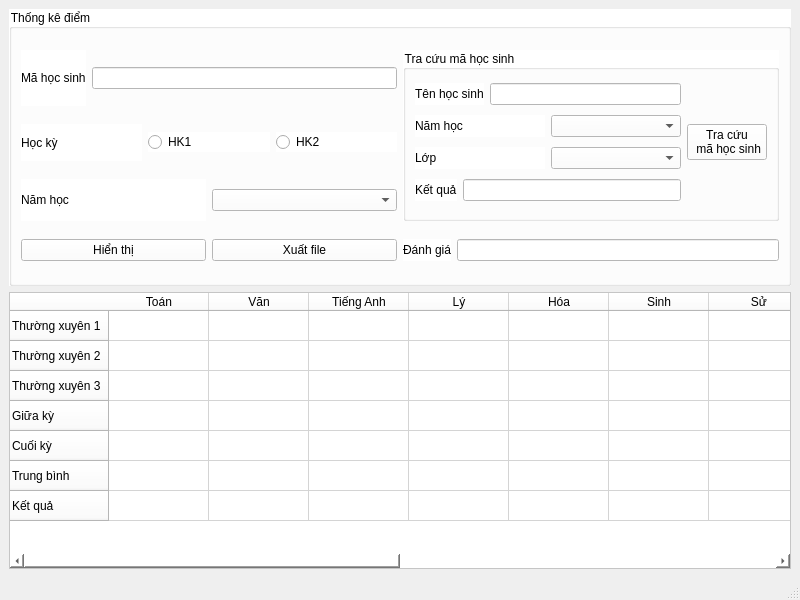
This is HongGrader/thongkediem.ui in vumari/HongGrader as Qt 5 draws it before an edit. The edited form follows.
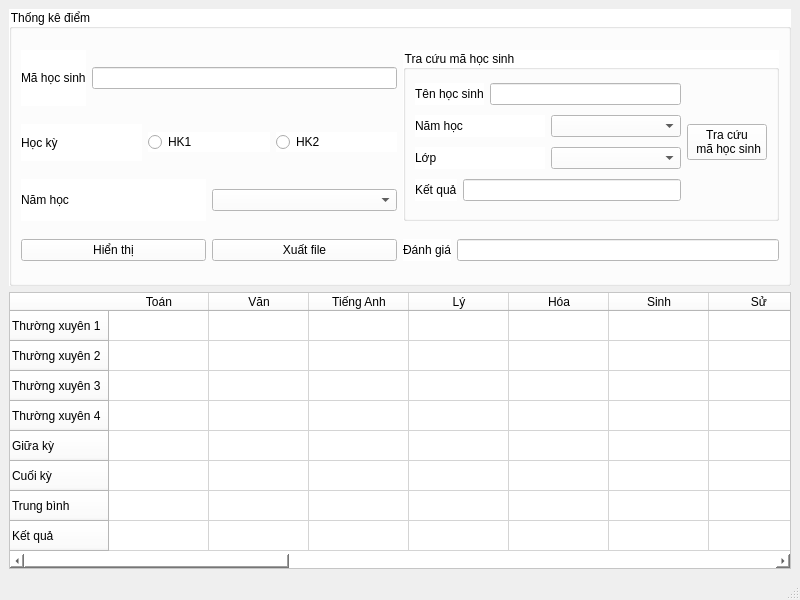
This is the edited form.

Diff of the .ui file:
```diff
--- a/HongGrader/thongkediem.ui
+++ b/HongGrader/thongkediem.ui
@@ -215,6 +215,11 @@
         <string>Thường xuyên 3</string>
        </property>
       </row>
+      <row>
+       <property name="text">
+        <string>Thường xuyên 4</string>
+       </property>
+      </row>
       <row>
        <property name="text">
         <string>Giữa kỳ </string>
@@ -277,7 +282,7 @@
       </column>
       <column>
        <property name="text">
-        <string>GDCD</string>
+        <string>GDKT-PL</string>
        </property>
       </column>
       <column>
@@ -295,6 +300,31 @@
         <string>Công nghệ</string>
        </property>
       </column>
+      <column>
+       <property name="text">
+        <string>GDQP-AN</string>
+       </property>
+      </column>
+      <column>
+       <property name="text">
+        <string>Âm nhạc</string>
+       </property>
+      </column>
+      <column>
+       <property name="text">
+        <string>Mỹ thuật</string>
+       </property>
+      </column>
+      <column>
+       <property name="text">
+        <string>Tiếng DTTS</string>
+       </property>
+      </column>
+      <column>
+       <property name="text">
+        <string>Ngoại Ngữ 2</string>
+       </property>
+      </column>
      </widget>
     </item>
    </layout>
```
